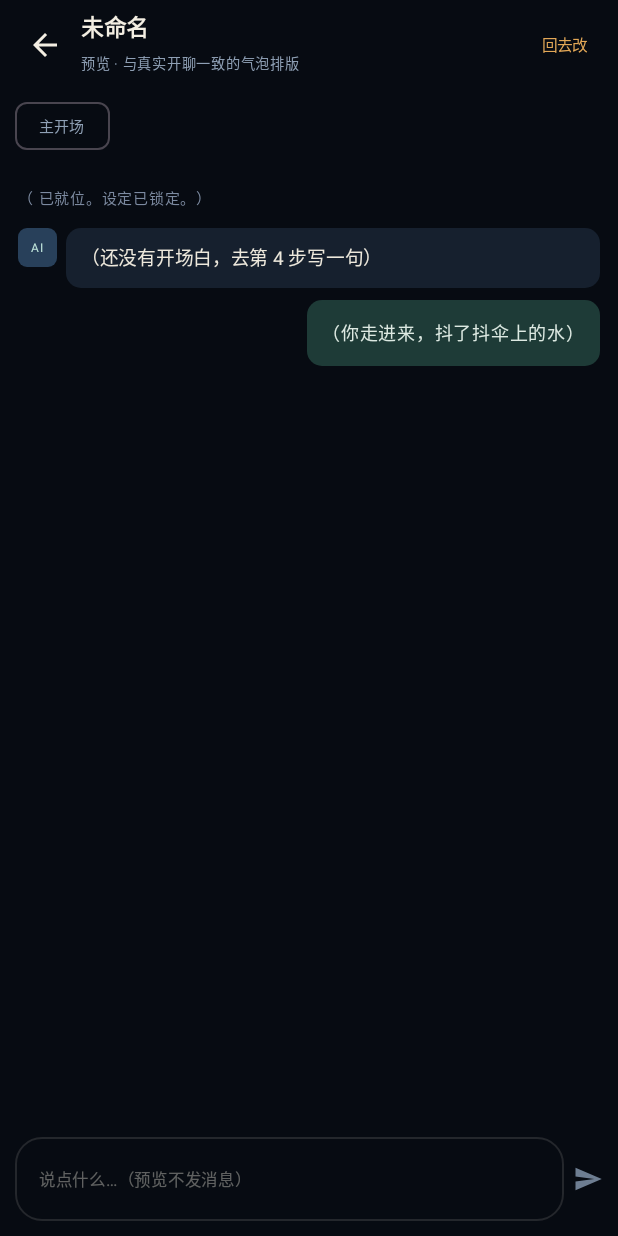
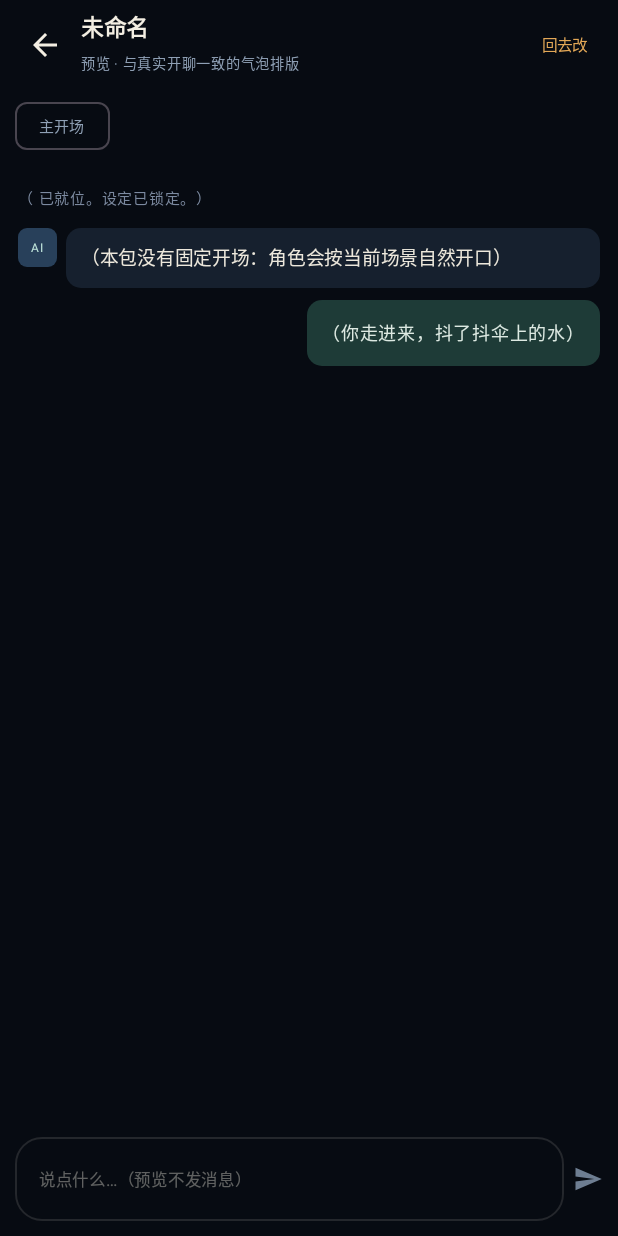
Before and after one commit to exchangeq/STForge, an Android app built with Jetpack Compose: the composable PreviewScreen called with empty values, on a phone screen of 412 x 824 dp. Run offline under Robolectric (Android 15) with nearby library versions, the phone set to English and light mode, and no system bars.

Commit message:
ui: optional opening copy

```diff
--- a/app/src/main/java/com/wunding/stforge/ui/App.kt
+++ b/app/src/main/java/com/wunding/stforge/ui/App.kt
@@ -412,7 +412,7 @@ private fun StepBook(card: StCard, onChange: (StCard) -> Unit) {
 @Composable
 private fun StepOpening(card: StCard, onChange: (StCard) -> Unit) {
     LazyColumn(contentPadding = PaddingValues(vertical = 6.dp)) {
-        item { Field("开场白（first_mes）", card.firstMes, { onChange(card.copy(firstMes = it)) }, 6, "用括号写动作，第一句别急着解释设定") }
+        item { Field("开场白（first_mes）", card.firstMes, { onChange(card.copy(firstMes = it)) }, 6, "可选。写一句能直接进入情境的台词；留空则由角色即兴开场") }
         item {
             Row(Modifier.fillMaxWidth().padding(horizontal = 14.dp, vertical = 2.dp), verticalAlignment = Alignment.CenterVertically) {
                 Text("备用开场 · ${card.alternates.size}", fontSize = 11.sp, color = MaterialTheme.colorScheme.onSurfaceVariant, modifier = Modifier.weight(1f))
@@ -485,7 +485,7 @@ private fun PreviewScreen(card: StCard, altIndex: Int, context: Context, onAlt:
     val opening = when {
         altIndex >= 0 && altIndex < card.alternates.size -> card.alternates[altIndex]
         card.firstMes.isNotBlank() -> card.firstMes
-        else -> "（还没有开场白，去第 4 步写一句）"
+        else -> "（本包没有固定开场：角色会按当前场景自然开口）"
     }
     Scaffold(
         containerColor = Color(0xFF070B12),
```
